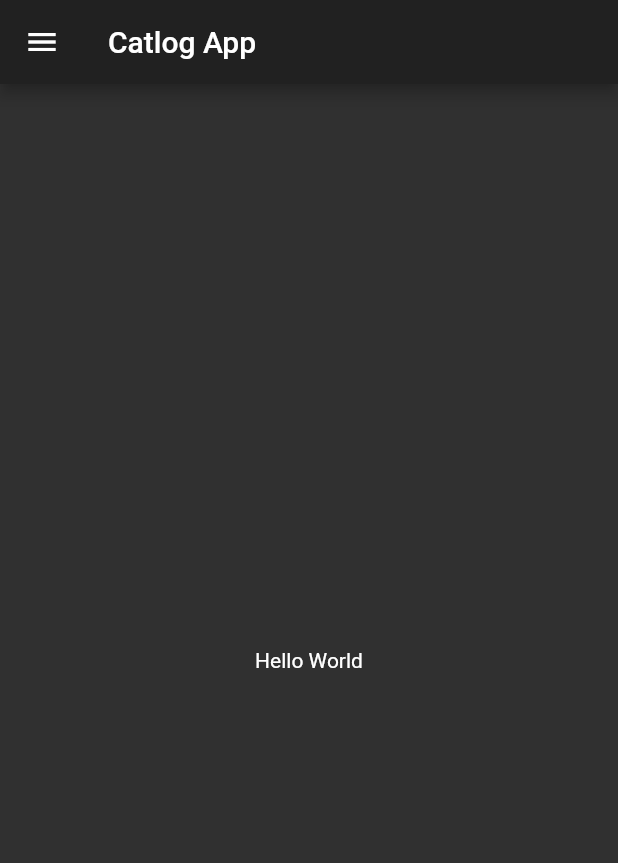
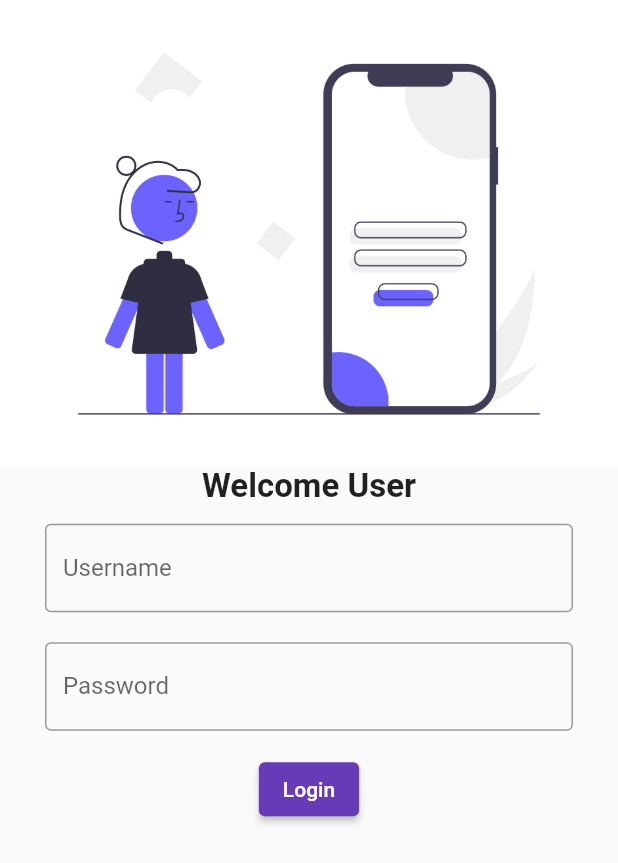
Before and after one commit to sanjayadtani/catalog_app, a Flutter app: the screen it shows after launch, on a phone screen of 412 x 824 dp. Shown: the top 863 px of the screen. Run offline on Flutter 3.47's test engine with Material 2 defaults, Android fonts, the phone set to English and light mode, and no system bars; our stand-ins replace google_fonts; Roboto replaces fonts that are missing (Aclonica).

Commit message:
day4 complete

```diff
--- a/lib/main.dart
+++ b/lib/main.dart
@@ -1,5 +1,7 @@
 import 'package:catelog_app/pages/home.dart';
 import 'package:flutter/material.dart';
+import 'package:google_fonts/google_fonts.dart';
+import 'pages/login.dart';
 
 void main() {
   runApp(MyApp());
@@ -11,15 +13,18 @@ class MyApp extends StatelessWidget {
     return MaterialApp(
       debugShowCheckedModeBanner: false,
       theme: ThemeData(
-        primarySwatch: Colors.amber,
+        primarySwatch: Colors.deepPurple,
+        fontFamily: GoogleFonts.aclonica().fontFamily,
       ),
-      themeMode: ThemeMode.dark,
+      themeMode: ThemeMode.light,
       darkTheme: ThemeData(
         brightness: Brightness.dark,
       ),
+      initialRoute: "/login",
       routes: {
         "/": (context) => HomePage(),
         "/home": (context) => HomePage(),
+        "/login": (context) => LoginPage(),
       },
     );
   }
--- /dev/null
+++ b/lib/pages/login.dart
@@ -0,0 +1,58 @@
+import 'package:flutter/material.dart';
+
+class LoginPage extends StatelessWidget {
+  @override
+  Widget build(BuildContext context) {
+    return Material(
+      child: SingleChildScrollView(
+        child: Column(
+          children: <Widget>[
+            Image.asset(
+              "assets/images/login.png",
+              fit: BoxFit.cover,
+            ),
+            Text(
+              "Welcome User",
+              style: TextStyle(
+                fontWeight: FontWeight.bold,
+                fontSize: 22,
+              ),
+            ),
+            Padding(
+              padding: const EdgeInsets.symmetric(vertical: 12, horizontal: 30),
+              child: Column(
+                children: [
+                  TextFormField(
+                    decoration: InputDecoration(
+                      labelText: "Username",
+                      hintText: "Enter Username",
+                      border: OutlineInputBorder(),
+                    ),
+                  ),
+                  SizedBox(
+                    height: 20,
+                  ),
+                  TextFormField(
+                    obscureText: true,
+                    decoration: InputDecoration(
+                      labelText: "Password",
+                      hintText: "Enter Password",
+                      border: OutlineInputBorder(),
+                    ),
+                  ),
+                  SizedBox(
+                    height: 15,
+                  ),
+                  ElevatedButton(
+                    onPressed: () {},
+                    child: Text("Login"),
+                  )
+                ],
+              ),
+            ),
+          ],
+        ),
+      ),
+    );
+  }
+}
--- a/pubspec.yaml
+++ b/pubspec.yaml
@@ -23,6 +23,7 @@ environment:
 dependencies:
   flutter:
     sdk: flutter
+  google_fonts: ^2.1.0
 
 
   # The following adds the Cupertino Icons font to your application.
@@ -45,8 +46,8 @@ flutter:
   uses-material-design: true
 
   # To add assets to your application, add an assets section, like this:
-  # assets:
-  #   - images/a_dot_burr.jpeg
+  assets:
+    - assets/images/
   #   - images/a_dot_ham.jpeg
 
   # An image asset can refer to one or more resolution-specific "variants", see
```
Also changed, not shown: assets/images/login.png (added), pubspec.lock.
